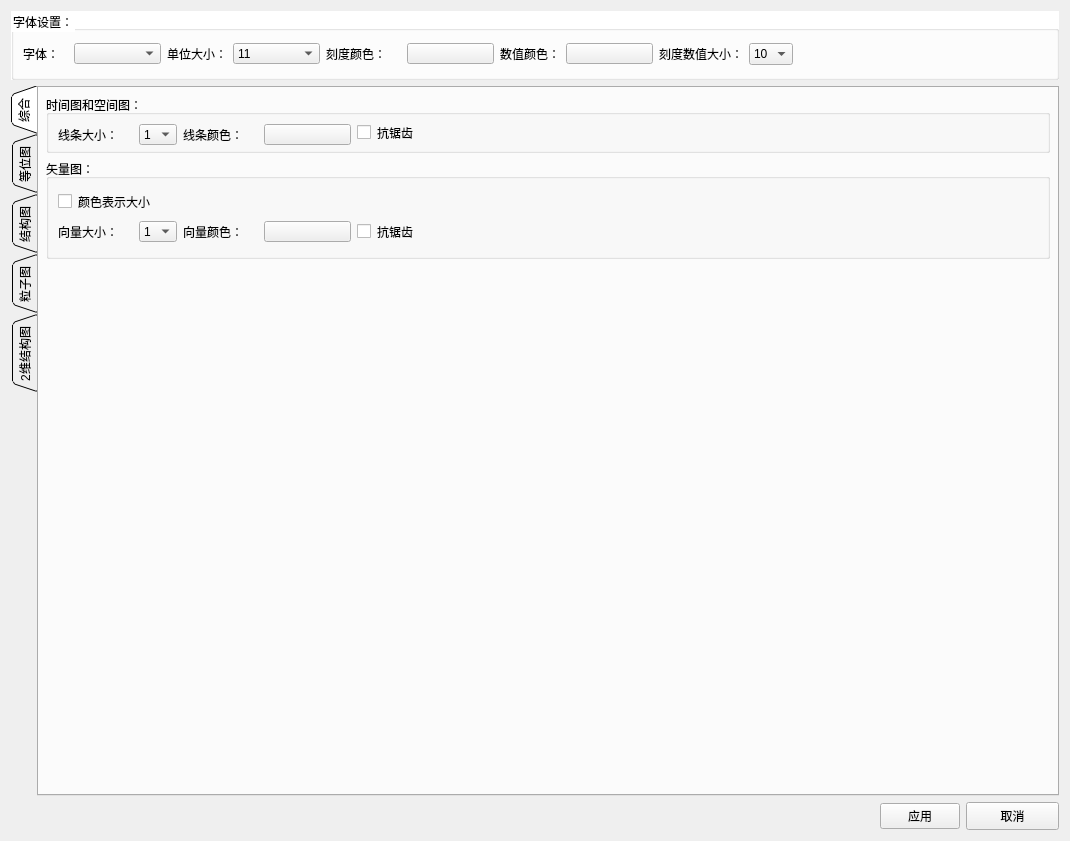
First picture: the form in src/DataVisualization/ConfigWidget.ui, repository BeQuiet1228/FreeCAD, before the edit.
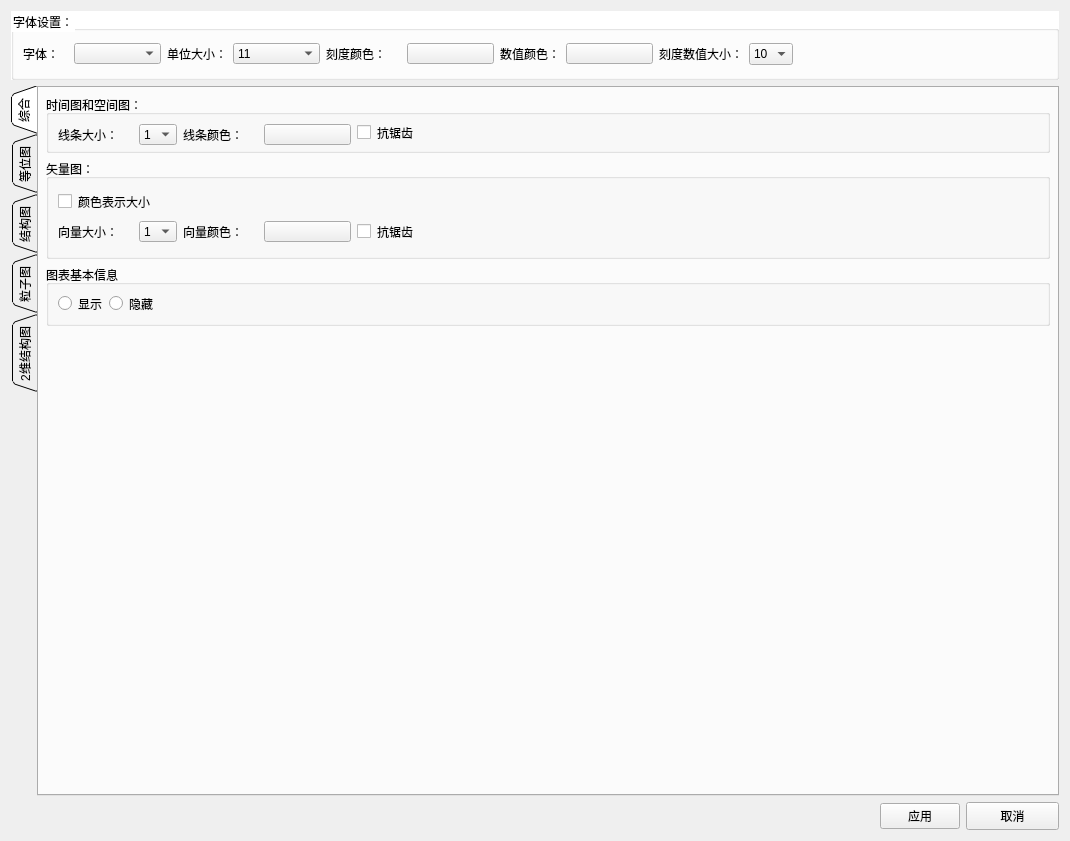
Second picture: the form after the edit. The open tabs and pages were chosen to show the change.

Commit message: !25 配置文件新增隐藏labe信息选项，新增导出单一h5接口，新增自定义QLabel,新增根据比例调整图标范围的接口。 * 解决冲突 * Merge branch 'baihaixin--2021/6/28' of https://gitee.com/picguituandui… * Data类中新增：void Data::saveAs(std::string path, SaveMod mod) 用来存储单一h5data * 1 * 暂存 * Renderer类，增加调整渲染范围数据比例接口 * 实现plot设置比例显示---

```diff
--- a/src/DataVisualization/ConfigWidget.ui
+++ b/src/DataVisualization/ConfigWidget.ui
@@ -358,10 +358,8 @@
       <attribute name="title">
        <string>综合</string>
       </attribute>
-      <layout class="QGridLayout" name="gridLayout">
+      <layout class="QGridLayout" name="gridLayout_7">
        <item row="0" column="0">
-        <layout class="QVBoxLayout" name="verticalLayout_2">
-         <item>
           <layout class="QVBoxLayout" name="verticalLayout">
            <item>
             <widget class="QGroupBox" name="groupBox_3">
@@ -666,7 +664,47 @@
            </item>
           </layout>
          </item>
+       <item row="1" column="0">
+        <widget class="QGroupBox" name="groupBox_6">
+         <property name="title">
+          <string>图表基本信息</string>
+         </property>
+         <layout class="QGridLayout" name="gridLayout">
+          <item row="0" column="0">
+           <layout class="QHBoxLayout" name="horizontalLayout_16">
          <item>
+             <widget class="QRadioButton" name="infoshow">
+              <property name="text">
+               <string>显示</string>
+              </property>
+             </widget>
+            </item>
+            <item>
+             <widget class="QRadioButton" name="infohide">
+              <property name="text">
+               <string>隐藏</string>
+              </property>
+             </widget>
+            </item>
+            <item>
+             <spacer name="horizontalSpacer_11">
+              <property name="orientation">
+               <enum>Qt::Horizontal</enum>
+              </property>
+              <property name="sizeHint" stdset="0">
+               <size>
+                <width>40</width>
+                <height>20</height>
+               </size>
+              </property>
+             </spacer>
+            </item>
+           </layout>
+          </item>
+         </layout>
+        </widget>
+       </item>
+       <item row="2" column="0">
           <spacer name="verticalSpacer">
            <property name="orientation">
             <enum>Qt::Vertical</enum>
@@ -674,12 +712,10 @@
            <property name="sizeHint" stdset="0">
             <size>
              <width>20</width>
-             <height>40</height>
+           <height>464</height>
             </size>
            </property>
           </spacer>
-         </item>
-        </layout>
        </item>
       </layout>
      </widget>
```
Left out of the diff: 88 changed lines with no effect on the pictures. Lines whose indentation alone changed are shown as unchanged. The commit also changes 16 other files.
